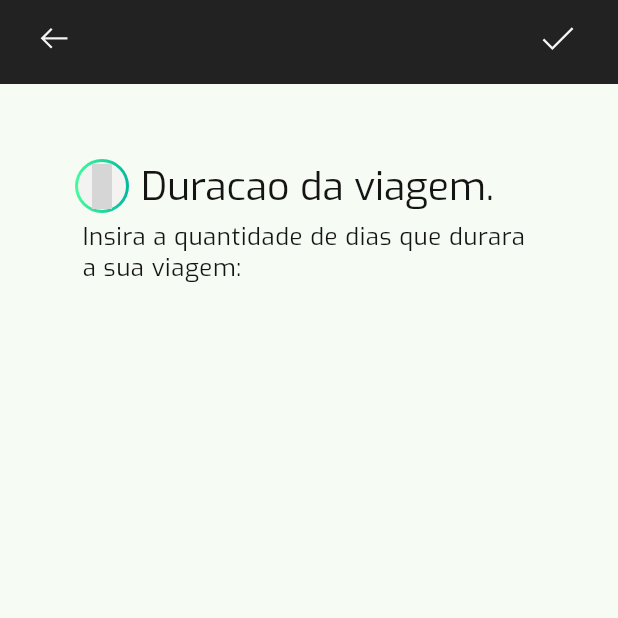
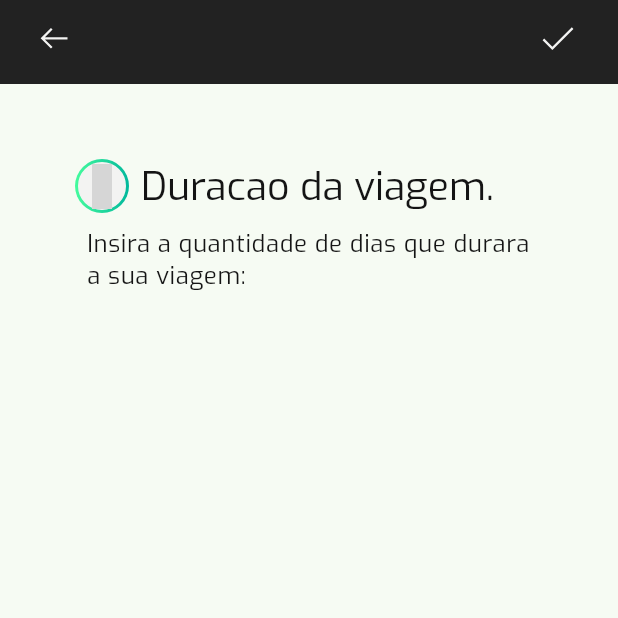
Before and after one commit to voidrt/viagens, a Flutter app: the TripDurationLayout screen opened directly, on a phone screen of 412 x 824 dp, the top half of it. Run offline on Flutter 3.47's test engine with Material 3 defaults, Android fonts, the phone set to English and light mode, and no system bars; our stand-ins replace firebase_auth, firebase_core, flutter_riverpod, go_router, google_sign_in, line_icons; missing offline and left inert: dash_flags; accounts and stored records are empty; network calls fail; grey boxes are pictures that could not be loaded.

```diff
--- a/lib/interface/auth/components/forgot_password.dart
+++ b/lib/interface/auth/components/forgot_password.dart
@@ -19,7 +19,7 @@ class ForgotPassword extends StatelessWidget {
             'Esqueceu sua senha? ',
             style: Theme.of(context).textTheme.bodySmall!.copyWith(
                   fontSize: FontSize.small,
-                  color: Theme.of(context).colorScheme.primary,
+                  color: Theme.of(context).colorScheme.secondary,
                 ),
           ),
         ],
--- a/lib/interface/create_itinerary/trip_duration/widgets/text_row.dart
+++ b/lib/interface/create_itinerary/trip_duration/components/text_row.dart
@@ -34,7 +34,10 @@ class TextRow extends StatelessWidget {
           ],
         ),
         Padding(
-          padding: const EdgeInsets.all(Paddings.small),
+          padding: const EdgeInsets.symmetric(
+            vertical: Paddings.small + 5,
+            horizontal: Paddings.medium,
+          ),
           child: Text(
             'Insira a quantidade de dias que durara a sua viagem:',
             style: Theme.of(context).textTheme.bodySmall,
--- a/lib/interface/create_itinerary/trip_duration/layout/trip_duration.dart
+++ b/lib/interface/create_itinerary/trip_duration/layout/trip_duration.dart
@@ -3,10 +3,8 @@ import 'package:flutter_riverpod/flutter_riverpod.dart';
 import 'package:go_router/go_router.dart';
 import 'package:line_icons/line_icons.dart';
 import 'package:turismo_mobile/core/models/itinerary/itinerary.dart';
-import 'package:turismo_mobile/interface/create_itinerary/trip_duration/widgets/text_row.dart';
+import 'package:turismo_mobile/interface/create_itinerary/trip_duration/components/text_row.dart';
 import 'package:turismo_mobile/interface/widgets/clear_appbar.dart';
-import 'package:turismo_mobile/interface/widgets/gradient_mask.dart';
-import 'package:turismo_mobile/interface/widgets/outlined_container.dart';
 import 'package:turismo_mobile/theme/padding/padding.dart';
 
 class TripDurationLayout extends ConsumerWidget {
--- a/lib/interface/home/layout/home_layout.dart
+++ b/lib/interface/home/layout/home_layout.dart
@@ -7,9 +7,7 @@ import 'package:turismo_mobile/core/providers/recommended_tab.dart';
 import 'package:turismo_mobile/interface/home/components/recommended/recommended_trips_row.dart';
 import 'package:turismo_mobile/interface/home/components/user_itineraries/add_itinerary_text.dart';
 import 'package:turismo_mobile/interface/home/layout/available_travels.dart';
-
 import 'package:turismo_mobile/interface/widgets/clear_appbar.dart';
-import 'package:turismo_mobile/theme/light_theme/colors.dart';
 
 class HomeLayout extends ConsumerWidget {
   const HomeLayout({super.key});
```
Also changed, not shown: lib/interface/create_itinerary/trip_duration/components/duration_picker.dart (added, +20 -0 lines).
